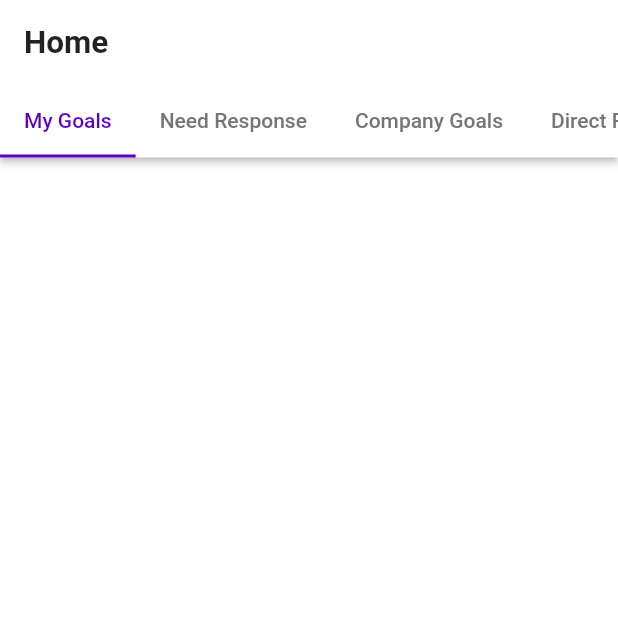
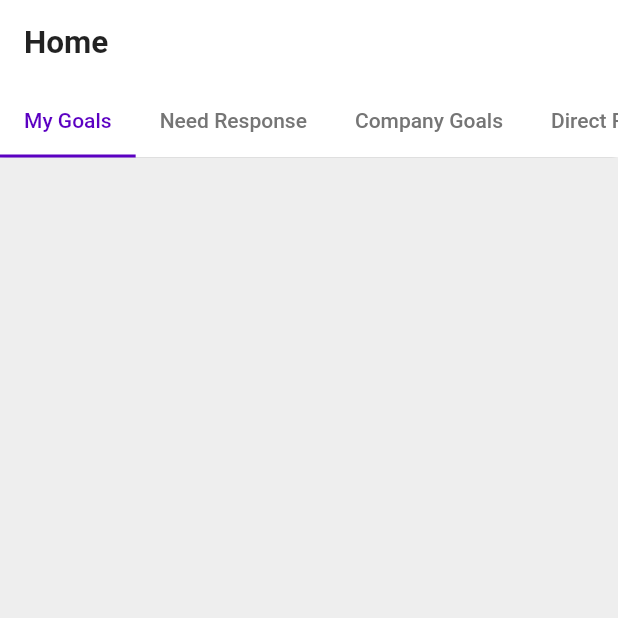
Before and after one commit to wagyufari/cupertinotab, a Flutter app: the screen it shows after launch, on a phone screen of 412 x 824 dp, the top half of it. Run offline on Flutter 3.47's test engine with Material 2 defaults, Android fonts, the phone set to English and light mode, and no system bars.

Commit message:
Somehow fix a glitch

```diff
--- a/lib/main_screen.dart
+++ b/lib/main_screen.dart
@@ -1,5 +1,10 @@
 import 'package:cupertinotab/platform/scaffold.dart';
 import 'package:cupertinotab/platform/tabbar.dart';
+import 'package:cupertinotab/theme.dart';
+import 'package:cupertinotab/theme.dart';
+import 'package:cupertinotab/theme.dart';
+import 'package:cupertinotab/theme.dart';
+import 'package:cupertinotab/theme.dart';
 import 'package:flutter/material.dart';
 
 class MainScreen extends StatelessWidget {
@@ -33,11 +38,11 @@ class MainScreen extends StatelessWidget {
                 selectedIndex: index,
               ),
               tabPages: [
-                Container(),
-                Container(),
-                Container(),
-                Container(),
-                Container(),
+                Container(color: AppColors.neutral_200,),
+                Container(color: AppColors.neutral_300,),
+                Container(color: AppColors.neutral_400,),
+                Container(color: AppColors.neutral_500,),
+                Container(color: AppColors.neutral_600,),
               ],
               onPageSelected: (page) {
                 tabIndex.value = page;
```
Also changed, not shown: lib/platform/tabbar.dart (+16 -10 lines).
